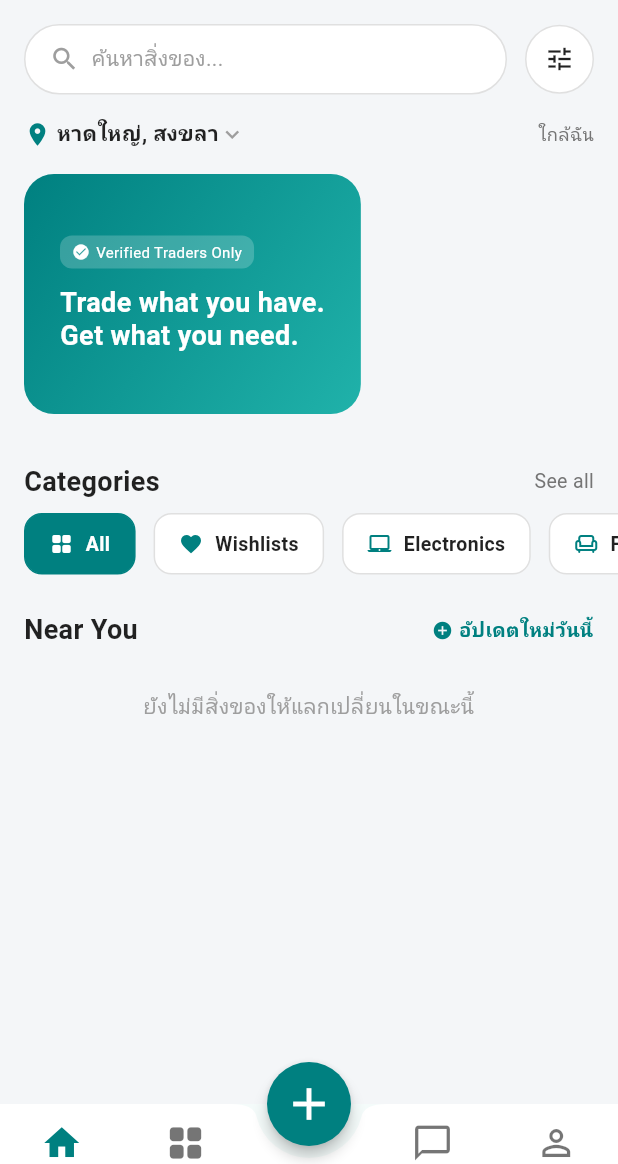
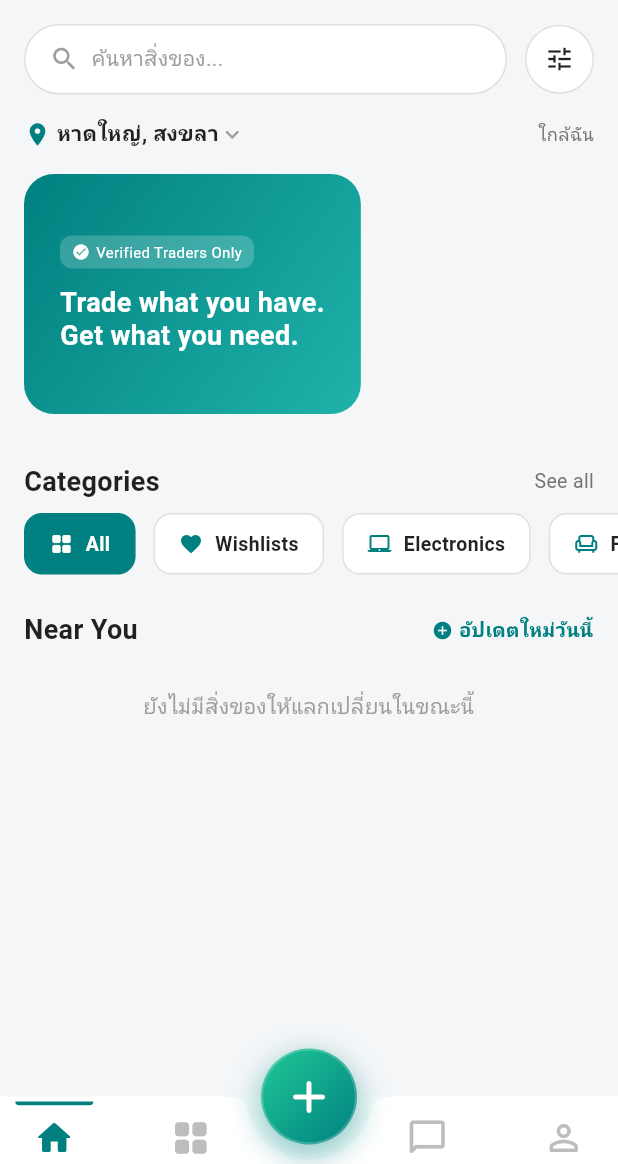
Before and after one commit to PattaraponKitcharoen/give_and_take, a Flutter app: the MainLayout screen opened directly, on a phone screen of 412 x 824 dp, the part 72-1236 px from its top. Run offline on Flutter 3.47's test engine with Material 3 defaults, Android fonts, the phone set to English and light mode, and no system bars; our stand-ins replace cloud_firestore, firebase_auth, firebase_core; accounts and stored records are empty.

Commit message:
style: redesign nav bar

```diff
--- a/lib/screens/main_layout.dart
+++ b/lib/screens/main_layout.dart
@@ -16,14 +16,15 @@ class MainLayout extends StatefulWidget {
 
 class _MainLayoutState extends State<MainLayout> {
   int _currentIndex = 0;
-  final Color tealColor = const Color(0xFF008080); // สี Deep Teal
+  final Color tealColor = const Color(0xFF008080);
+  final Color inactiveColor = Colors.grey.shade400;
 
   Widget _buildNavItem(IconData icon, int index, {bool isChat = false}) {
     bool isSelected = _currentIndex == index;
 
     Widget iconWidget = Icon(
       icon,
-      color: isSelected ? tealColor : Colors.black54,
+      color: isSelected ? tealColor : inactiveColor,
       size: 28,
     );
 
@@ -55,7 +56,7 @@ class _MainLayoutState extends State<MainLayout> {
             children: [
               Icon(
                 icon,
-                color: isSelected ? tealColor : Colors.black54,
+                color: isSelected ? tealColor : inactiveColor,
                 size: 28,
               ),
               if (hasUnreadChat)
@@ -78,42 +79,81 @@ class _MainLayoutState extends State<MainLayout> {
       );
     }
 
-    return IconButton(
-      icon: iconWidget,
-      onPressed: () {
+    return GestureDetector(
+      onTap: () {
         setState(() {
           _currentIndex = index;
         });
       },
+      behavior: HitTestBehavior.opaque,
+      child: SizedBox(
+        width: MediaQuery.of(context).size.width / 5 - 10,
+        child: Column(
+          mainAxisSize: MainAxisSize.min,
+          // 🟢 เปลี่ยนจาก spaceBetween เป็น start เพื่อดันของจากบนลงล่างตามใจเรา
+          mainAxisAlignment: MainAxisAlignment.start,
+          children: [
+            // 🟢 ขีดด้านบน (บางลง และ ยาวขึ้น)
+            AnimatedContainer(
+              duration: const Duration(milliseconds: 250),
+              curve: Curves.easeOutQuint,
+              height: 2.5, // บางลง
+              width: isSelected ? 52 : 0, // ยาวขึ้น (ถ้าอยากให้ยาวกว่านี้ลองปรับเป็น 48-50 ดูครับ)
+              decoration: BoxDecoration(
+                color: tealColor,
+                borderRadius: const BorderRadius.vertical(bottom: Radius.circular(4)),
+              ),
+            ),
+            const SizedBox(height: 8), // 🟢 เพิ่มช่องว่างดันไอคอนลงมาไม่ให้ชิดเส้นเกินไป
+            iconWidget,
+          ],
+        ),
+      ),
     );
   }
 
   @override
   Widget build(BuildContext context) {
     return Scaffold(
-      // 🟢 1. ตัด AddPostScreen ออก และขยับ Index ของ Chat กับ Profile ขึ้นมา
       body: IndexedStack(
         index: _currentIndex,
         children: const [
-          HomeScreen(),       // Index 0
-          MyListingScreen(),  // Index 1
-          ChatListScreen(),   // Index 2
-          ProfileScreen(),    // Index 3
+          HomeScreen(),
+          MyListingScreen(),
+          ChatListScreen(),
+          ProfileScreen(),
         ],
       ),
 
-      floatingActionButton: FloatingActionButton(
-        onPressed: () {
-          // 🟢 2. สั่งเปิดหน้า AddPostScreen แบบเด้งทับขึ้นมา (Push)
+      floatingActionButton: GestureDetector(
+        onTap: () {
           Navigator.push(
             context,
             MaterialPageRoute(builder: (context) => const AddPostScreen()),
           );
         },
-        backgroundColor: tealColor,
-        shape: const CircleBorder(),
-        elevation: 4,
-        child: const Icon(Icons.add, color: Colors.white, size: 36),
+        child: Container(
+          height: 64,
+          width: 64,
+          decoration: BoxDecoration(
+            shape: BoxShape.circle,
+            gradient: const LinearGradient(
+              colors: [Color(0xFF20C997), Color(0xFF008080)],
+              begin: Alignment.topLeft,
+              end: Alignment.bottomRight,
+            ),
+            boxShadow: [
+              BoxShadow(
+                color: const Color(0xFF008080).withOpacity(0.4),
+                blurRadius: 16,
+                spreadRadius: 2,
+                offset: const Offset(0, 6),
+              ),
+            ],
+            border: Border.all(color: Colors.white.withOpacity(0.2), width: 1.5),
+          ),
+          child: const Icon(Icons.add_rounded, color: Colors.white, size: 36),
+        ),
       ),
 
       floatingActionButtonLocation: FloatingActionButtonLocation.centerDocked,
@@ -121,19 +161,19 @@ class _MainLayoutState extends State<MainLayout> {
       bottomNavigationBar: BottomAppBar(
         color: Colors.white,
         shape: const CircularNotchedRectangle(),
-        notchMargin: 8.0,
-        elevation: 10,
-        padding: const EdgeInsets.symmetric(horizontal: 0, vertical: 4),
-        height: 40,
+        notchMargin: 10.0,
+        elevation: 20,
+        padding: EdgeInsets.zero,
+        // 🟢 ปรับความสูง Nav Bar เป็น 60 ให้มีพื้นที่หายใจ (ถ้าน้อยกว่านี้ไอคอนจะเบียดขอบล่าง)
+        height: 45,
         child: Row(
-          mainAxisAlignment: MainAxisAlignment.spaceAround,
+          mainAxisAlignment: MainAxisAlignment.spaceBetween,
           children: [
-            _buildNavItem(Icons.home, 0),
+            _buildNavItem(Icons.home_rounded, 0),
             _buildNavItem(Icons.grid_view_rounded, 1),
-            const SizedBox(width: 48), // เว้นที่ให้ตรงกลาง
-            // 🟢 3. อัปเดต Index เป็น 2 และ 3 ให้ตรงกับ IndexedStack
-            _buildNavItem(Icons.chat_bubble_outline, 2, isChat: true),
-            _buildNavItem(Icons.person_outline, 3),
+            const SizedBox(width: 48),
+            _buildNavItem(Icons.chat_bubble_outline_rounded, 2, isChat: true),
+            _buildNavItem(Icons.person_outline_rounded, 3),
           ],
         ),
       ),
```
